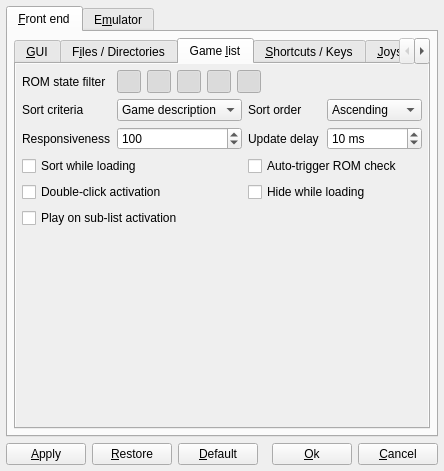
Above: options.ui from qmc2/qmc2-mame-fe before the change. Below: the same form after it.
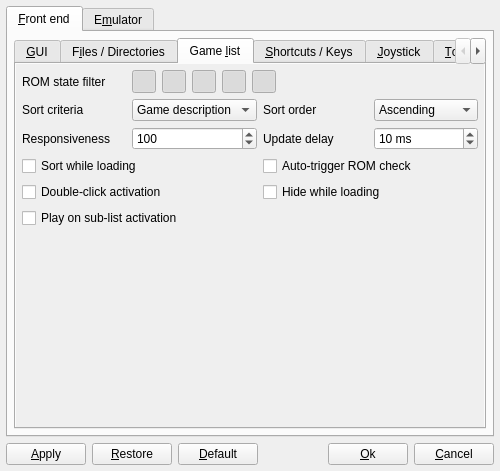
That is the form after the change. The open tabs and pages were chosen to show the change. Icons and pictures are not drawn.

Commit message: imp: minor layout improvement

```diff
--- a/options.ui
+++ b/options.ui
@@ -7,7 +7,7 @@
    <rect>
     <x>0</x>
     <y>0</y>
-    <width>444</width>
+    <width>500</width>
     <height>471</height>
    </rect>
   </property>
@@ -2113,7 +2113,7 @@
                 <x>0</x>
                 <y>0</y>
                 <width>458</width>
-                <height>183</height>
+                <height>347</height>
                </rect>
               </property>
               <layout class="QGridLayout" name="gridLayout_11">
@@ -2466,7 +2466,7 @@
                    </property>
                   </widget>
                  </item>
-                 <item row="5" column="0" colspan="4">
+                 <item row="5" column="0" colspan="2">
                   <widget class="QCheckBox" name="checkBoxPlayOnSublistActivation">
                    <property name="toolTip">
                     <string>Launch emulation directly when an item is activated in the search-, favorites- or played-lists (instead of jumping to the master list)</string>
@@ -2476,6 +2476,19 @@
                    </property>
                   </widget>
                  </item>
+                 <item row="5" column="2" colspan="2">
+                  <spacer name="horizontalSpacer2">
+                   <property name="orientation">
+                    <enum>Qt::Horizontal</enum>
+                   </property>
+                   <property name="sizeHint" stdset="0">
+                    <size>
+                     <width>40</width>
+                     <height>20</height>
+                    </size>
+                   </property>
+                  </spacer>
+                 </item>
                 </layout>
                </item>
               </layout>
```
Left out of the diff: 10 changed lines with no effect on the pictures.
